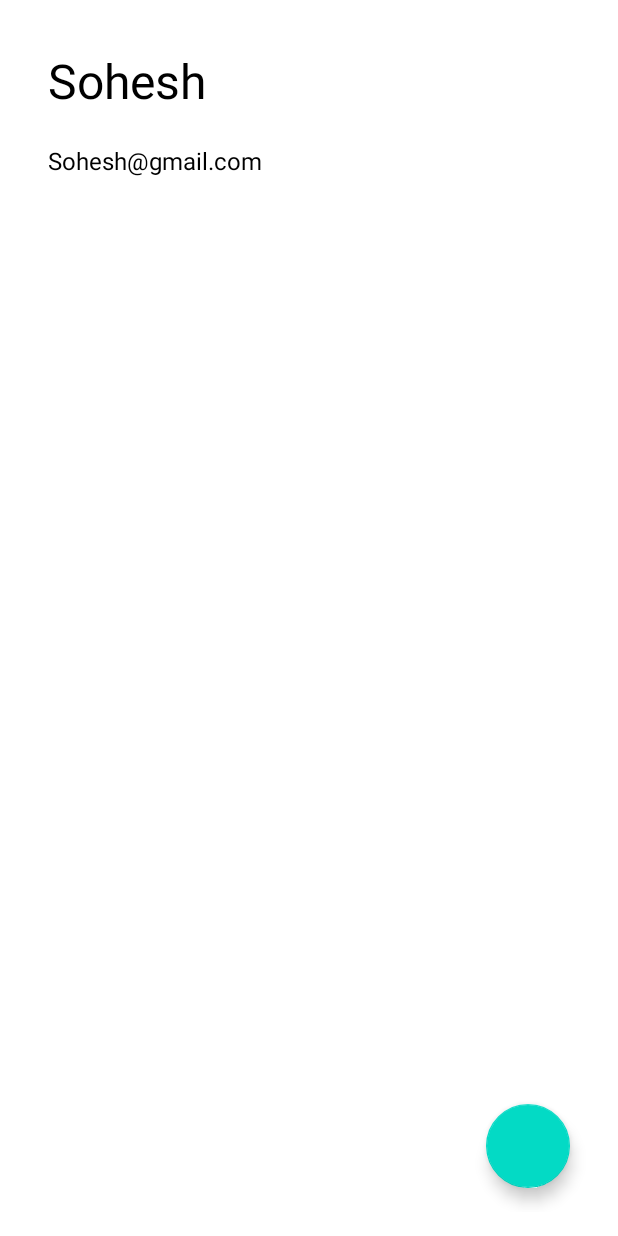
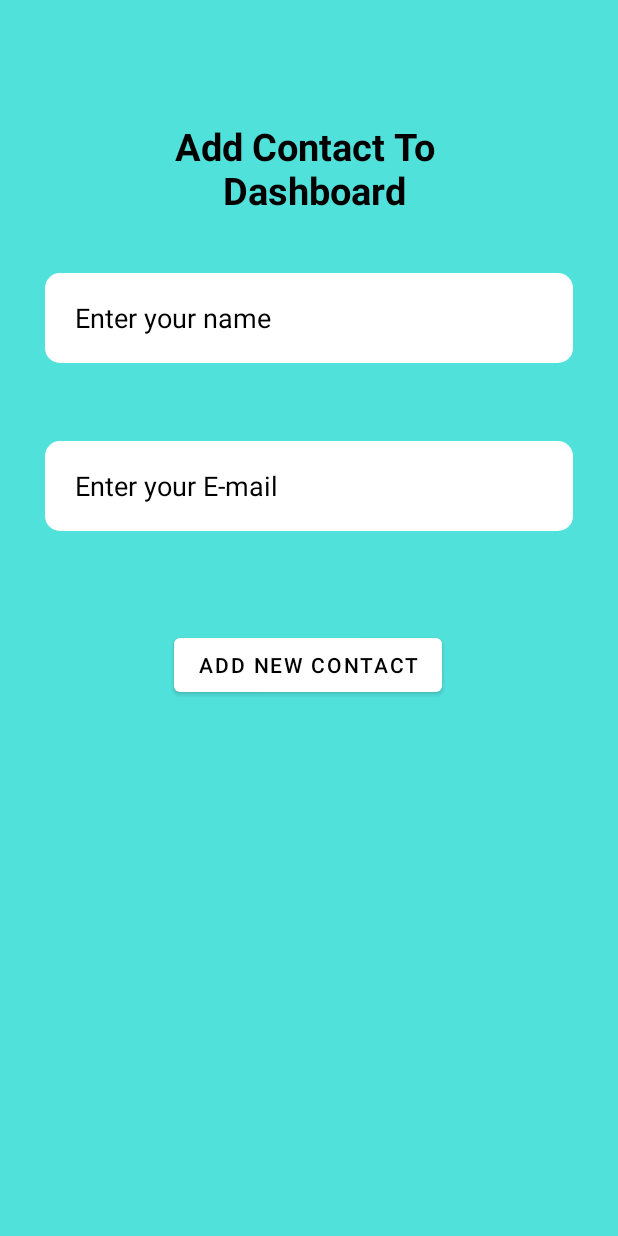
Before and after one commit to MhrzSohin/Contact_Manager_App, an Android app: the screen it shows after launch (MainActivity before the commit, AddNewContact after it), after a tap on an icon or button, on a phone screen of 412 x 824 dp. Run offline under Robolectric (Android 15) with nearby library versions, the phone set to English and light mode, and no system bars; our stand-ins replace Room's generated code, data binding.

Commit message:
Final Commit

```diff
--- a/app/build.gradle
+++ b/app/build.gradle
@@ -28,6 +28,7 @@ android {
     }
     buildFeatures{
         dataBinding = true
+        viewBinding = true
     }
 }
 
--- a/app/src/main/AndroidManifest.xml
+++ b/app/src/main/AndroidManifest.xml
@@ -21,6 +21,10 @@
                 <category android:name="android.intent.category.LAUNCHER" />
             </intent-filter>
         </activity>
+        <activity android:name=".AddNewContact"
+            android:exported="false">
+
+        </activity>
     </application>
 
 </manifest>
--- /dev/null
+++ b/app/src/main/java/edu/udemylearning/contactmanagerapp/AddNewContact.java
@@ -0,0 +1,29 @@
+package edu.udemylearning.contactmanagerapp;
+
+import android.os.Bundle;
+
+import androidx.annotation.Nullable;
+import androidx.appcompat.app.AppCompatActivity;
+import androidx.databinding.DataBindingUtil;
+import androidx.lifecycle.ViewModelProvider;
+
+import edu.udemylearning.contactmanagerapp.databinding.AddNewContactBinding;
+
+public class AddNewContact extends AppCompatActivity {
+    private AddNewContactClickHandler contactClickHandler;
+    private AddNewContactBinding binding;
+
+    private Contacts contacts;
+
+    @Override
+    protected void onCreate(@Nullable Bundle savedInstanceState) {
+        super.onCreate(savedInstanceState);
+        contacts = new Contacts("","");
+        binding = DataBindingUtil.setContentView(this,R.layout.add_new_contact);
+        MyViewModel myViewModel = new ViewModelProvider(this).get(MyViewModel.class);
+        contactClickHandler = new AddNewContactClickHandler(contacts,this,myViewModel);
+        binding.setClickHandler(contactClickHandler);
+        binding.setContact(contacts);
+
+    }
+}
--- a/app/src/main/java/edu/udemylearning/contactmanagerapp/AddNewContactClickHandler.java
+++ b/app/src/main/java/edu/udemylearning/contactmanagerapp/AddNewContactClickHandler.java
@@ -8,20 +8,24 @@ import android.widget.Toast;
 public class AddNewContactClickHandler {
     Contacts contacts;
     Context context;
+    MyViewModel myViewModel;
 
-    public AddNewContactClickHandler(Contacts contacts, Context context) {
+    public AddNewContactClickHandler(Contacts contacts, Context context, MyViewModel myViewModel) {
         this.contacts = contacts;
         this.context = context;
+        this.myViewModel = myViewModel;
     }
 
     public void AddBtn(View view){
-        if (contacts.getName()==null || contacts.getEmail()==null){
+        if (contacts.getName()==null || contacts.getName().isEmpty() || contacts.getEmail().isEmpty() || contacts.getEmail()==null){
             Toast.makeText(context,"Empty Fields",Toast.LENGTH_LONG).show();
         }else {
             Intent i = new Intent(context, MainActivity.class);
-            i.putExtra("NAME",contacts.getName());
-            i.putExtra("EMAIL",contacts.getEmail());
+//            i.putExtra("NAME",contacts.getName());
+//            i.putExtra("EMAIL",contacts.getEmail());
             context.startActivity(i);
+            Contacts c = new Contacts(contacts.getName(),contacts.getEmail());
+            myViewModel.addNewContacts(c);
         }
     }
 }
--- a/app/src/main/java/edu/udemylearning/contactmanagerapp/Contacts.java
+++ b/app/src/main/java/edu/udemylearning/contactmanagerapp/Contacts.java
@@ -1,11 +1,13 @@
 package edu.udemylearning.contactmanagerapp;
 
+import androidx.databinding.BaseObservable;
+import androidx.databinding.Bindable;
 import androidx.room.ColumnInfo;
 import androidx.room.Entity;
 import androidx.room.PrimaryKey;
 
 @Entity(tableName = "contacts_table")
-public class Contacts {
+public class Contacts extends BaseObservable {
     @ColumnInfo(name = "contact_id")
     @PrimaryKey(autoGenerate = true)
     int id;
@@ -20,20 +22,22 @@ public class Contacts {
     }
 
 
-
+@Bindable
     public String getName() {
         return name;
     }
 
     public void setName(String name) {
         this.name = name;
+        notifyPropertyChanged(BR.name);
     }
-
+    @Bindable
     public String getEmail() {
         return email;
     }
 
     public void setEmail(String email) {
         this.email = email;
+        notifyPropertyChanged(BR.name);
     }
 }
--- a/app/src/main/java/edu/udemylearning/contactmanagerapp/MainActivity.java
+++ b/app/src/main/java/edu/udemylearning/contactmanagerapp/MainActivity.java
@@ -3,10 +3,12 @@ package edu.udemylearning.contactmanagerapp;
 import android.os.Bundle;
 import android.util.Log;
 
+import androidx.annotation.NonNull;
 import androidx.appcompat.app.AppCompatActivity;
 import androidx.databinding.DataBindingUtil;
 import androidx.lifecycle.Observer;
 import androidx.lifecycle.ViewModelProvider;
+import androidx.recyclerview.widget.ItemTouchHelper;
 import androidx.recyclerview.widget.LinearLayoutManager;
 import androidx.recyclerview.widget.RecyclerView;
 
@@ -38,8 +40,8 @@ public class MainActivity extends AppCompatActivity {
         contactDB = ContactDB.getInstance(this);
         //ViewModel
         MyViewModel viewModel = new ViewModelProvider(this).get(MyViewModel.class);
-        Contacts c1 = new Contacts("Sohesh","Sohesh@gmail.com");
-        viewModel.addNewContacts(c1);
+//        Contacts c1 = new Contacts("Sohesh","Sohesh@gmail.com");
+//        viewModel.addNewContacts(c1);
 
         viewModel.getAllContacts().observe(this, new Observer<List<Contacts>>() {
             @Override
@@ -50,11 +52,23 @@ public class MainActivity extends AppCompatActivity {
                     contactsArrayList.add(c);
                 }
                 myAdapter.notifyDataSetChanged();
+
             }
         });
         myAdapter = new MyAdapter(contactsArrayList);
         recyclerView.setAdapter(myAdapter);
+        new ItemTouchHelper(new ItemTouchHelper.SimpleCallback(0,ItemTouchHelper.RIGHT) {
+            @Override
+            public boolean onMove(@NonNull RecyclerView recyclerView, @NonNull RecyclerView.ViewHolder viewHolder, @NonNull RecyclerView.ViewHolder target) {
+                return false;
+            }
 
+            @Override
+            public void onSwiped(@NonNull RecyclerView.ViewHolder viewHolder, int direction) {
+                Contacts c = contactsArrayList.get(viewHolder.getAdapterPosition());
+                viewModel.deleteAvailableContacts(c);
+            }
+        }).attachToRecyclerView(recyclerView);
 
 
     }
--- a/app/src/main/java/edu/udemylearning/contactmanagerapp/MainActivityClickHandler.java
+++ b/app/src/main/java/edu/udemylearning/contactmanagerapp/MainActivityClickHandler.java
@@ -12,7 +12,7 @@ public class MainActivityClickHandler {
     }
 
     public void FabOnClick(View view){
-        Intent intent = new Intent(view.getContext(), AddNewContactClickHandler.class);
+        Intent intent = new Intent(view.getContext(), AddNewContact.class);
         context.startActivity(intent);
     }
 }
--- /dev/null
+++ b/app/src/main/res/drawable/baseline_add_24.xml
@@ -0,0 +1,5 @@
+<vector xmlns:android="http://schemas.android.com/apk/res/android" android:alpha="0.9" android:height="24dp" android:tint="#000000" android:viewportHeight="24" android:viewportWidth="24" android:width="24dp">
+
+    <path android:fillColor="@android:color/white" android:pathData="M19,13h-6v6h-2v-6H5v-2h6V5h2v6h6v2z"/>
+
+</vector>
--- /dev/null
+++ b/app/src/main/res/drawable/ovalback.xml
@@ -0,0 +1,9 @@
+<?xml version="1.0" encoding="utf-8"?>
+<selector xmlns:android="http://schemas.android.com/apk/res/android">
+<item>
+    <shape android:shape="rectangle">
+        <solid android:color="@color/white"/>
+        <corners android:radius="10dp"/>
+    </shape>
+</item>
+</selector>
--- /dev/null
+++ b/app/src/main/res/layout/add_new_contact.xml
@@ -0,0 +1,83 @@
+<?xml version="1.0" encoding="utf-8"?>
+
+<layout xmlns:tools="http://schemas.android.com/tools"
+    xmlns:android="http://schemas.android.com/apk/res/android"
+    xmlns:app="http://schemas.android.com/apk/res-auto">
+    <data>
+        <variable
+            name="contact"
+            type="edu.udemylearning.contactmanagerapp.Contacts" />
+        <variable
+            name="clickHandler"
+            type="edu.udemylearning.contactmanagerapp.AddNewContactClickHandler" />
+    </data>
+
+<androidx.constraintlayout.widget.ConstraintLayout
+    android:layout_width="match_parent"
+    android:background="#51E1DB"
+    android:layout_height="match_parent">
+
+    <TextView
+        android:layout_width="match_parent"
+        android:layout_height="wrap_content"
+        android:layout_marginTop="80dp"
+        android:text="Add Contact To \n Dashboard"
+        android:textAlignment="center"
+        android:textColor="@color/black"
+        android:textSize="25dp"
+        android:textStyle="bold"
+        app:layout_constraintEnd_toEndOf="parent"
+        app:layout_constraintTop_toTopOf="parent" />
+
+    <EditText
+        android:layout_marginHorizontal="30dp"
+        android:background="@drawable/ovalback"
+        android:id="@+id/editTextText"
+        android:layout_width="0dp"
+        android:layout_height="60dp"
+        android:paddingStart="20dp"
+        android:textColor="@color/black"
+        android:layout_marginTop="182dp"
+        android:inputType="text"
+        android:text="@={contact.name}"
+        android:hint="Enter your name"
+        android:textColorHint="@color/black"
+        app:layout_constraintEnd_toEndOf="parent"
+        app:layout_constraintStart_toStartOf="parent"
+        app:layout_constraintTop_toTopOf="parent" />
+
+    <EditText
+        android:layout_marginHorizontal="30dp"
+        android:background="@drawable/ovalback"
+        android:textColor="@color/black"
+        android:id="@+id/editTextText2"
+        android:layout_width="0dp"
+        android:layout_height="60dp"
+        android:hint="Enter your E-mail"
+        android:textColorHint="@color/black"
+        android:layout_marginTop="52dp"
+        android:paddingStart="20dp"
+        android:inputType="text"
+        android:text="@={contact.email}"
+        app:layout_constraintEnd_toEndOf="parent"
+        app:layout_constraintHorizontal_bias="0.0"
+        app:layout_constraintStart_toStartOf="parent"
+        app:layout_constraintTop_toBottomOf="@+id/editTextText" />
+
+    <com.google.android.material.button.MaterialButton
+
+        android:id="@+id/button"
+        android:layout_width="wrap_content"
+        android:layout_height="wrap_content"
+        android:layout_marginTop="56dp"
+        android:onClick="@{clickHandler::AddBtn}"
+        android:textColor="@color/black"
+        android:text="Add New Contact"
+        app:layout_constraintBottom_toBottomOf="parent"
+        app:layout_constraintEnd_toEndOf="parent"
+        app:layout_constraintHorizontal_bias="0.497"
+        app:layout_constraintStart_toStartOf="parent"
+        app:layout_constraintTop_toBottomOf="@+id/editTextText2"
+        app:layout_constraintVertical_bias="0.025" />
+</androidx.constraintlayout.widget.ConstraintLayout>
+</layout>
--- a/app/src/main/res/values/colors.xml
+++ b/app/src/main/res/values/colors.xml
@@ -1,7 +1,7 @@
 <?xml version="1.0" encoding="utf-8"?>
 <resources>
     <color name="purple_200">#FFBB86FC</color>
-    <color name="purple_500">#FF6200EE</color>
+    <color name="purple_500">#FFFFFF</color>
     <color name="purple_700">#FF3700B3</color>
     <color name="teal_200">#FF03DAC5</color>
     <color name="teal_700">#FF018786</color>
```
Also changed, not shown: app/src/main/res/layout/activity_main.xml (+16 -0 lines), app/src/main/res/layout/contact_list_item.xml (+12 -1 lines).
